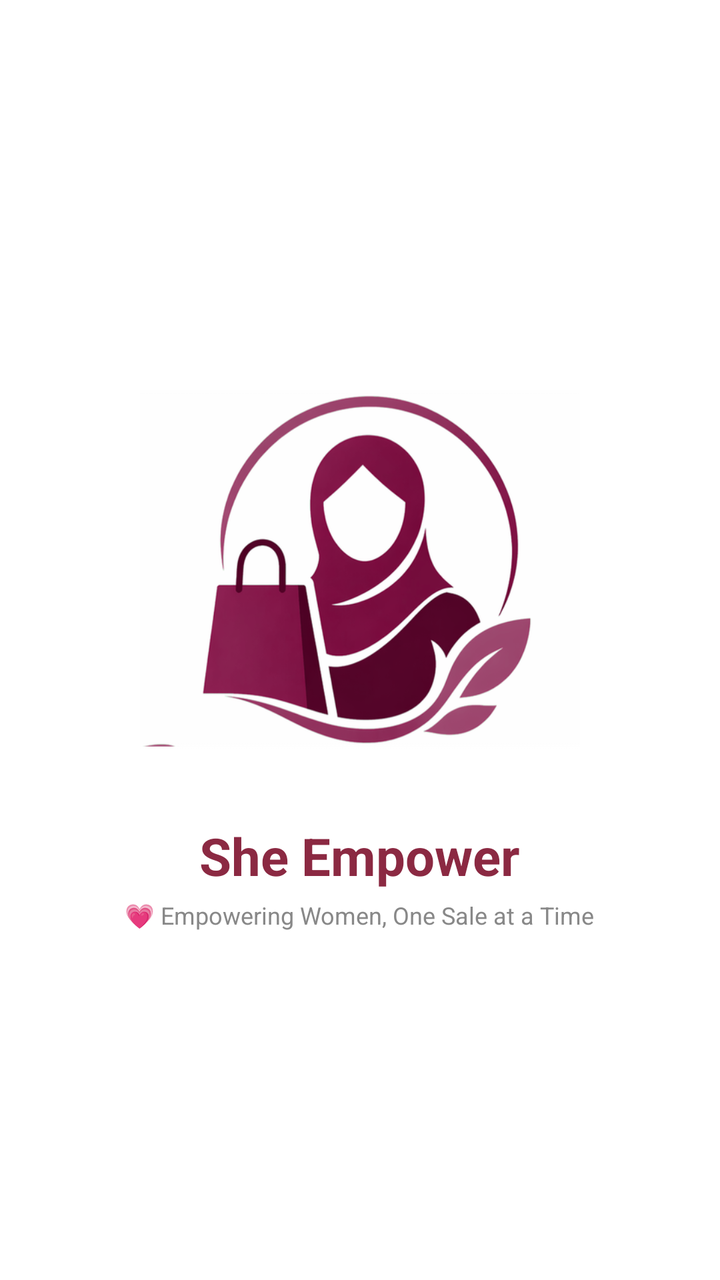
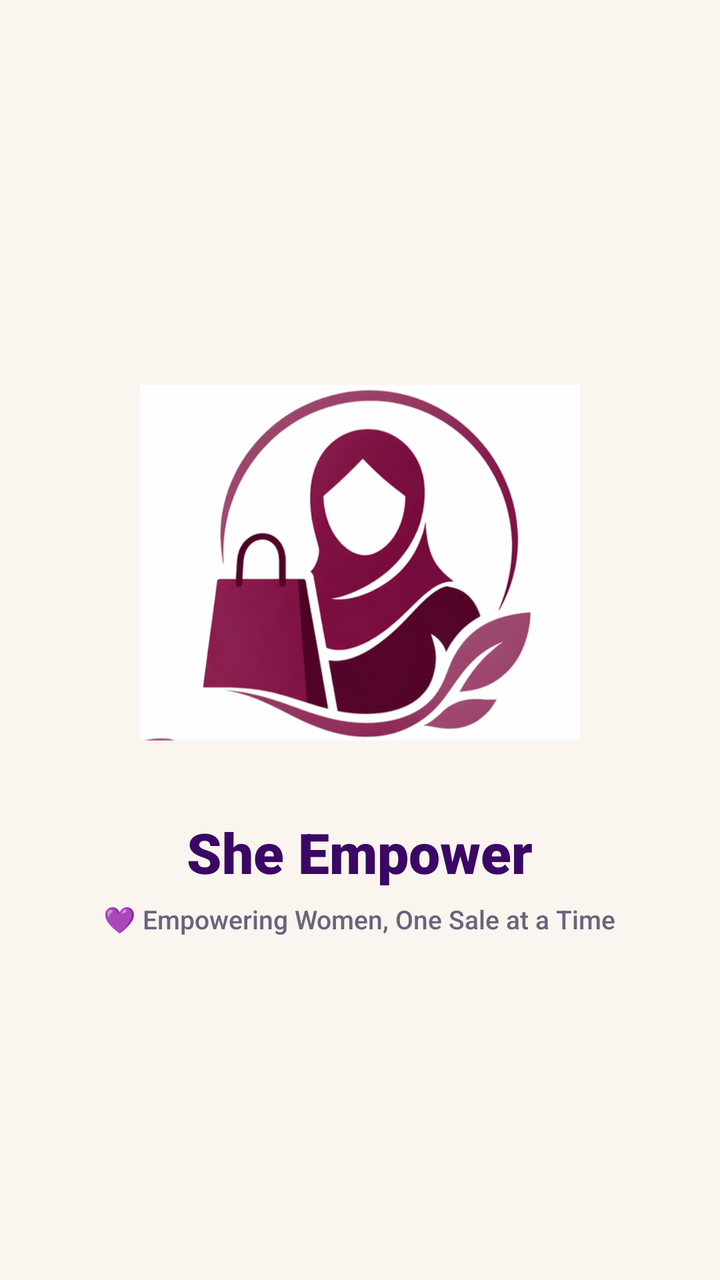

The first picture is an Android layout as it rendered before a commit; the second is the same layout after the commit. The layout source and the unified diff follow.
<!-- AndroidManifest.xml: activity theme Theme.SheEmpower.Starting -->
<!-- res/layout/activity_splash.xml -->
<?xml version="1.0" encoding="utf-8"?>
<LinearLayout xmlns:android="http://schemas.android.com/apk/res/android"
    android:id="@+id/splashScreen"
    android:layout_width="match_parent"
    android:layout_height="match_parent"
    android:orientation="vertical"
    android:gravity="center"
    android:background="?android:attr/windowBackground">

    
    <ImageView
        android:layout_width="220dp"
        android:layout_height="220dp"
        android:src="@drawable/logo_512"
        android:contentDescription="She Empower Logo" />

    
    <TextView
        android:layout_width="wrap_content"
        android:layout_height="wrap_content"
        android:text="She Empower"
        android:textSize="26sp"
        android:textStyle="bold"
        android:textColor="#8B2942"
        android:layout_marginTop="16dp" />

    
    <TextView
        android:layout_width="wrap_content"
        android:layout_height="wrap_content"
        android:text="💗 Empowering Women, One Sale at a Time"
        android:textSize="12sp"
        android:textColor="#888888"
        android:layout_marginTop="4dp" />

</LinearLayout>
<!-- resources referenced by this layout -->
<resources>
  <!-- drawable logo_512: png bitmap (drawable, 113368 bytes) -->
  <style name="Theme.SheEmpower.Starting" parent="Theme.SplashScreen">
          <item name="windowSplashScreenBackground">@color/white</item>
          <item name="windowSplashScreenAnimatedIcon">@mipmap/ic_launcher</item>
          <item name="postSplashScreenTheme">@style/Theme.SheEmpower</item>
      </style>
  <color name="white">#FFFFFF</color>
  <style name="Theme.SheEmpower" parent="Theme.AppCompat.Light.NoActionBar">
          <item name="colorPrimary">#FF4081</item>
          <item name="colorPrimaryDark">#C2185B</item>
          <item name="colorAccent">#FF4081</item>
          <item name="android:windowBackground">@color/bg_light</item>
          <item name="android:colorBackground">@color/white</item>
          <item name="android:textColorPrimary">@color/text_light</item>
          <item name="android:textColorSecondary">@color/text_gray</item>
      </style>
  <color name="bg_light">#FFFFFF</color>
  <color name="text_light">#333333</color>
  <color name="text_gray">#888888</color>
</resources>

<!-- the commit's change to res/layout/activity_splash.xml (unified diff, before → after) -->
@@ -5,7 +5,7 @@
     android:layout_height="match_parent"
     android:orientation="vertical"
     android:gravity="center"
-    android:background="?android:attr/windowBackground">
+    android:background="@color/bg_cream">
 
     
     <ImageView
@@ -19,18 +19,19 @@
         android:layout_width="wrap_content"
         android:layout_height="wrap_content"
         android:text="She Empower"
-        android:textSize="26sp"
-        android:textStyle="bold"
-        android:textColor="#8B2942"
+        android:textSize="28sp"
+        android:fontFamily="sans-serif-black"
+        android:textColor="@color/lavender_text"
         android:layout_marginTop="16dp" />
 
     
     <TextView
         android:layout_width="wrap_content"
         android:layout_height="wrap_content"
-        android:text="💗 Empowering Women, One Sale at a Time"
-        android:textSize="12sp"
-        android:textColor="#888888"
-        android:layout_marginTop="4dp" />
+        android:text="💜 Empowering Women, One Sale at a Time"
+        android:textSize="13sp"
+        android:fontFamily="sans-serif-medium"
+        android:textColor="@color/text_gray"
+        android:layout_marginTop="6dp" />
 
 </LinearLayout>
<!-- resource entries referenced after the edit -->
@@ -1,23 +1,25 @@
 <!-- resources referenced by this layout -->
 <resources>
+  <color name="bg_cream">#FAF5EF</color>
+  <color name="lavender_text">#3B0764</color>
   <!-- drawable logo_512: png bitmap (drawable, 113368 bytes) -->
   <style name="Theme.SheEmpower.Starting" parent="Theme.SplashScreen">
-          <item name="windowSplashScreenBackground">@color/white</item>
+          <item name="windowSplashScreenBackground">@color/bg_cream</item>
           <item name="windowSplashScreenAnimatedIcon">@mipmap/ic_launcher</item>
           <item name="postSplashScreenTheme">@style/Theme.SheEmpower</item>
       </style>
-  <color name="white">#FFFFFF</color>
   <style name="Theme.SheEmpower" parent="Theme.AppCompat.Light.NoActionBar">
-          <item name="colorPrimary">#FF4081</item>
-          <item name="colorPrimaryDark">#C2185B</item>
-          <item name="colorAccent">#FF4081</item>
-          <item name="android:windowBackground">@color/bg_light</item>
-          <item name="android:colorBackground">@color/white</item>
-          <item name="android:textColorPrimary">@color/text_light</item>
+          <item name="colorPrimary">@color/lavender_primary</item>
+          <item name="colorPrimaryDark">@color/lavender_dark</item>
+          <item name="colorAccent">@color/lavender_primary</item>
+          <item name="android:windowBackground">@color/bg_cream</item>
+          <item name="android:colorBackground">@color/bg_cream</item>
+          <item name="android:textColorPrimary">@color/text_dark</item>
           <item name="android:textColorSecondary">@color/text_gray</item>
       </style>
-  <color name="bg_light">#FFFFFF</color>
-  <color name="text_light">#333333</color>
-  <color name="text_gray">#888888</color>
+  <color name="lavender_primary">#7C3AED</color>
+  <color name="lavender_dark">#5B21B6</color>
+  <color name="text_dark">#2D253B</color>
+  <color name="text_gray">#6B637B</color>
 </resources>
 
